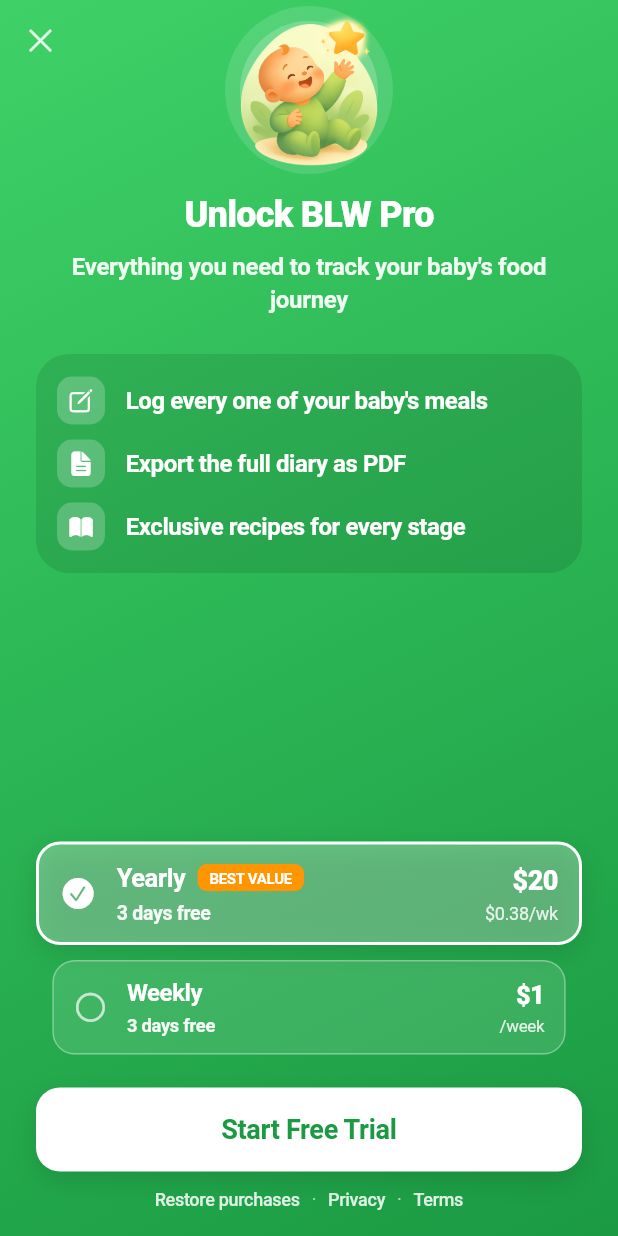
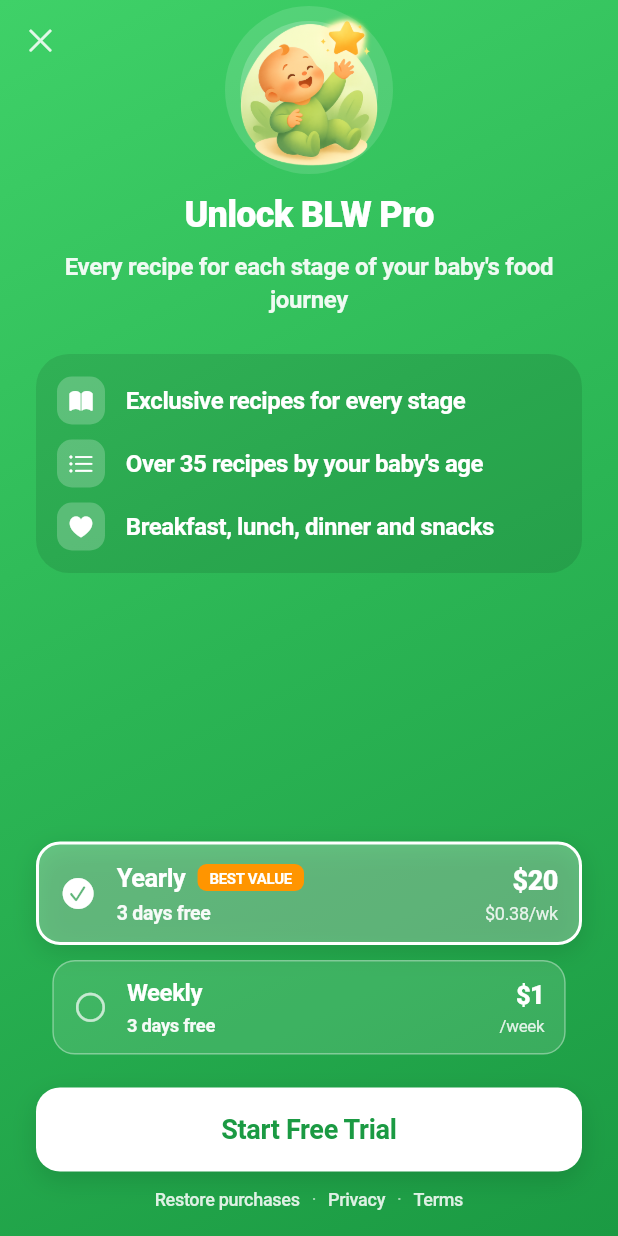
Before and after one commit to JoaoFloresDev/blw, a Flutter app: the PaywallView widget shown alone on an empty page, opened directly with empty values, on a phone screen of 412 x 824 dp. Run offline on Flutter 3.47's test engine with Material 3 defaults, Android fonts, the phone set to English and light mode, and no system bars; our stand-ins replace firebase_analytics, firebase_core, image_picker, in_app_purchase, in_app_review, pdf and 2 more; accounts and stored records are empty.

Commit message:
feat: meal logging free again, premium locks recipes only
Firebase funnel (Aug 6-13) showed all sales come from the onboarding
paywall while in-app logging gates produced zero purchases and killed
food_log_saved usage. Revert logging/PDF/photo gates, keep recipes as
the only premium feature (including related-recipe cards in food
detail, previously ungated), refocus paywall copy on recipes, and add
missing funnel events (paywall_shown on onboarding, onboarding steps,
purchase_abandoned).

Co-Authored-By: Claude Fable 5 <noreply@anthropic.com>

```diff
--- a/blw/lib/l10n/app_localizations.dart
+++ b/blw/lib/l10n/app_localizations.dart
@@ -263,6 +263,8 @@ class AppLocalizations {
   String get paywallFeature2 => get('paywallFeature2');
   String get paywallFeature3 => get('paywallFeature3');
   String get paywallFeature4 => get('paywallFeature4');
+  String get paywallFeatureRecipeCount => get('paywallFeatureRecipeCount');
+  String get paywallFeatureRecipeMeals => get('paywallFeatureRecipeMeals');
   String get planWeekly => get('planWeekly');
   String get planYearly => get('planYearly');
   String get perWeek => get('perWeek');
@@ -882,10 +884,12 @@ const Map<String, String> _ptTranslations = {
 
   // Paywall / Premium
   'paywallTitle': 'Desbloqueie o BLW Pro',
-  'paywallSubtitle': 'Tudo que você precisa para acompanhar a introdução alimentar do seu bebê',
+  'paywallSubtitle': 'Todas as receitas para cada fase da introdução alimentar',
   'paywallFeatureDiary': 'Registre todas as refeições do bebê',
   'paywallFeature1': 'Exporte o diário completo em PDF',
   'paywallFeature2': 'Receitas exclusivas para cada fase',
+  'paywallFeatureRecipeCount': 'Mais de 35 receitas por idade do bebê',
+  'paywallFeatureRecipeMeals': 'Café da manhã, almoço, jantar e lanches',
   'paywallFeature3': 'Fotos ilimitadas em cada registro',
   'paywallFeature4': 'Sem anúncios, para sempre',
   'planWeekly': 'Semanal',
@@ -1482,10 +1486,12 @@ const Map<String, String> _enTranslations = {
 
   // Paywall / Premium
   'paywallTitle': 'Unlock BLW Pro',
-  'paywallSubtitle': 'Everything you need to track your baby\'s food journey',
+  'paywallSubtitle': 'Every recipe for each stage of your baby\'s food journey',
   'paywallFeatureDiary': 'Log every one of your baby\'s meals',
   'paywallFeature1': 'Export the full diary as PDF',
   'paywallFeature2': 'Exclusive recipes for every stage',
+  'paywallFeatureRecipeCount': 'Over 35 recipes by your baby\'s age',
+  'paywallFeatureRecipeMeals': 'Breakfast, lunch, dinner and snacks',
   'paywallFeature3': 'Unlimited photos on every record',
   'paywallFeature4': 'No ads, forever',
   'planWeekly': 'Weekly',
@@ -2082,10 +2088,12 @@ const Map<String, String> _esTranslations = {
 
   // Paywall / Premium
   'paywallTitle': 'Desbloquea BLW Pro',
-  'paywallSubtitle': 'Todo lo que necesitas para seguir la alimentación de tu bebé',
+  'paywallSubtitle': 'Todas las recetas para cada etapa de la alimentación de tu bebé',
   'paywallFeatureDiary': 'Registra todas las comidas del bebé',
   'paywallFeature1': 'Exporta el diario completo en PDF',
   'paywallFeature2': 'Recetas exclusivas para cada etapa',
+  'paywallFeatureRecipeCount': 'Más de 35 recetas según la edad del bebé',
+  'paywallFeatureRecipeMeals': 'Desayuno, comida, cena y meriendas',
   'paywallFeature3': 'Fotos ilimitadas en cada registro',
   'paywallFeature4': 'Sin anuncios, para siempre',
   'planWeekly': 'Semanal',
--- a/blw/lib/services/analytics_service.dart
+++ b/blw/lib/services/analytics_service.dart
@@ -27,6 +27,11 @@ class AnalyticsService {
 
   // MARK: - Onboarding
 
+  /// Fired once per feature page (0-based) so drop-off inside the
+  /// onboarding is measurable; the paywall step logs paywall_shown instead.
+  static Future<void> onboardingStepViewed(int step) =>
+      _log('onboarding_step_viewed', {'step': step});
+
   static Future<void> onboardingCompleted() => _log('onboarding_completed');
 
   // MARK: - Sales funnel
@@ -48,6 +53,11 @@ class AnalyticsService {
 
   static Future<void> purchaseRestored() => _log('purchase_restored');
 
+  /// The native payment sheet ended without a purchase.
+  /// [reason] is 'canceled' (user dismissed) or 'error' (payment failed).
+  static Future<void> purchaseAbandoned(String reason) =>
+      _log('purchase_abandoned', {'reason': reason});
+
   // MARK: - Core usage
 
   static Future<void> foodViewed(String foodId) =>
--- a/blw/lib/widgets/paywall_view.dart
+++ b/blw/lib/widgets/paywall_view.dart
@@ -14,7 +14,6 @@ import '../services/analytics_service.dart';
 /// became premium while it was open. [source] tags the funnel entry point
 /// on every analytics event this paywall emits.
 Future<bool> showPaywall(BuildContext context, {String source = 'unknown'}) async {
-  AnalyticsService.paywallShown(source);
   await Navigator.of(context, rootNavigator: true).push(
     CupertinoPageRoute(
       fullscreenDialog: true,
@@ -126,6 +125,9 @@ class _PaywallViewState extends State<PaywallView> {
   void initState() {
     super.initState();
     _wasPremium = context.read<PremiumProvider>().isPremium;
+    // Logged here (not in showPaywall) so the onboarding paywall, which embeds
+    // this view directly without the modal helper, is counted too.
+    AnalyticsService.paywallShown(widget.source);
   }
 
   // MARK: - Actions
@@ -320,9 +322,9 @@ class _PaywallViewState extends State<PaywallView> {
 
   Widget _buildFeatures(AppLocalizations l10n) {
     final features = [
-      (CupertinoIcons.square_pencil_fill, l10n.paywallFeatureDiary),
-      (CupertinoIcons.doc_text_fill, l10n.paywallFeature1),
       (CupertinoIcons.book_fill, l10n.paywallFeature2),
+      (CupertinoIcons.list_bullet, l10n.paywallFeatureRecipeCount),
+      (CupertinoIcons.heart_fill, l10n.paywallFeatureRecipeMeals),
     ];
     return Column(
       children: features.map((f) {
```
Also changed, not shown: blw/lib/providers/premium_provider.dart (+3 -9 lines), blw/lib/screens/add_food_log_screen.dart (+0 -11 lines), blw/lib/screens/food_detail_screen.dart (+32 -21 lines), blw/lib/screens/food_log_detail_screen.dart (+4 -9 lines), blw/lib/screens/food_log_screen.dart (+3 -50 lines), blw/lib/screens/gallery_screen.dart (+3 -8 lines), blw/lib/screens/onboarding_screen.dart (+10 -1 lines).
